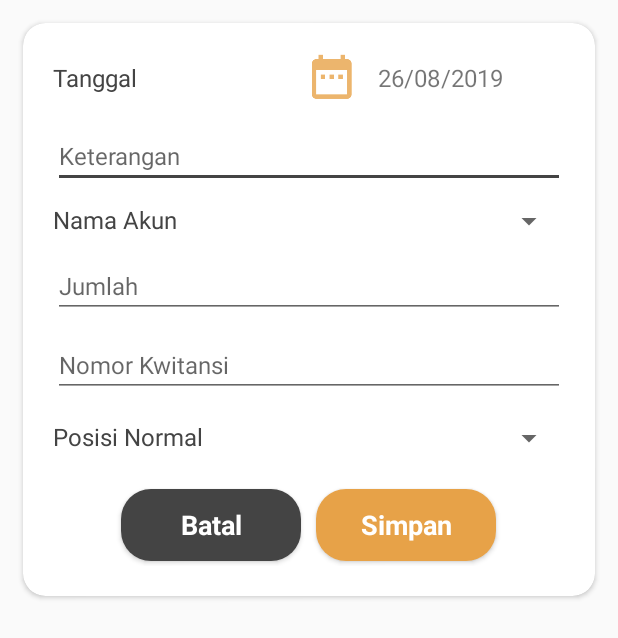
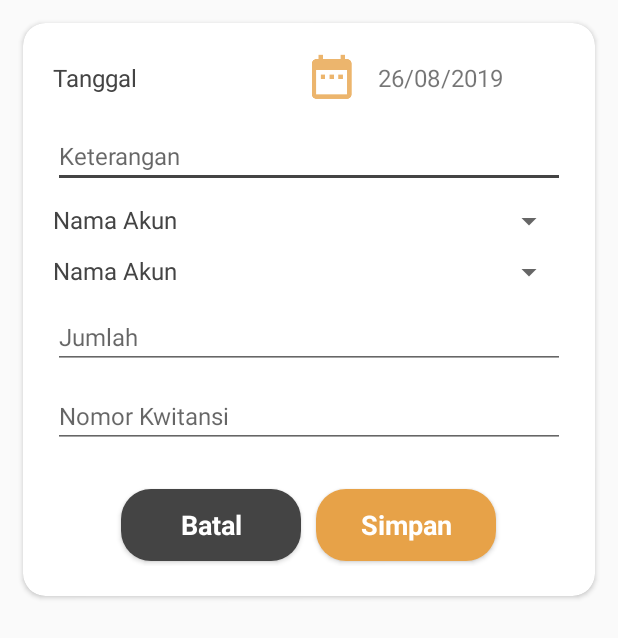
Before and after one commit to ardiarahma/SIKBumdes, an Android app: the layout add_jurnal_debit.xml on its own in the app's theme, with its tools: preview values and no code run, on a phone screen of 412 x 824 dp. Shown: the top 638 px of the screen. Run offline under Robolectric (Android 15) with nearby library versions, the phone set to English and light mode, and no system bars.

```diff
--- a/app/src/main/java/com/ardiarahma/sik_bumdesa/activities/MainActivity.java
+++ b/app/src/main/java/com/ardiarahma/sik_bumdesa/activities/MainActivity.java
@@ -41,7 +41,7 @@ public class MainActivity extends AppCompatActivity
         Toolbar toolbar = (Toolbar) findViewById(R.id.toolbar);
         setSupportActionBar(toolbar);
 
-        this.setTitle("Dashboard");
+        this.setTitle("SIK Bumdes");
 
         drawer = (DrawerLayout) findViewById(R.id.drawer_layout);
         ActionBarDrawerToggle toggle = new ActionBarDrawerToggle(
--- a/app/src/main/java/com/ardiarahma/sik_bumdesa/activities/dashboard/OneOfFragment.java
+++ b/app/src/main/java/com/ardiarahma/sik_bumdesa/activities/dashboard/OneOfFragment.java
@@ -34,7 +34,7 @@ public class OneOfFragment extends Fragment {
     public View onCreateView(LayoutInflater inflater, ViewGroup container,
                              Bundle savedInstanceState) {
         // Inflate the layout for this fragment
-        View v = inflater.inflate(R.layout.fragment_one_of, container, false);
+        View v = inflater.inflate(R.layout.fragment_one_of, container, true);
         final RecyclerView rv = v.findViewById(R.id.rv_jurnal);
         JurnalAdapter adapter = new JurnalAdapter(getContext(), jurnals);
         LinearLayoutManager linearLayoutManager = new LinearLayoutManager(getContext(), LinearLayoutManager.VERTICAL,
@@ -46,7 +46,7 @@ public class OneOfFragment extends Fragment {
     }
 
     @Override
-    public void onCreate(@Nullable Bundle savedInstanceState) {
+    public void onCreate(Bundle savedInstanceState) {
         super.onCreate(savedInstanceState);
 
         jurnals = new ArrayList<>();
--- a/app/src/main/res/layout/add_jurnal_debit.xml
+++ b/app/src/main/res/layout/add_jurnal_debit.xml
@@ -76,7 +76,30 @@
                 android:textSize="16dp" />
 
             <Spinner
-                android:id="@+id/childAcc_spinner"
+                android:id="@+id/debit_spinner"
+                android:layout_width="0dp"
+                android:layout_height="wrap_content"
+                android:layout_weight="0.5" />
+
+        </LinearLayout>
+
+        <LinearLayout
+            android:id="@+id/linear5"
+            android:layout_width="match_parent"
+            android:layout_height="wrap_content"
+            android:layout_marginBottom="10dp"
+            android:orientation="horizontal">
+
+            <TextView
+                android:layout_width="0dp"
+                android:layout_height="wrap_content"
+                android:layout_weight="0.5"
+                android:text="Nama Akun"
+                android:textColor="@color/three"
+                android:textSize="16dp" />
+
+            <Spinner
+                android:id="@+id/kredit_spinner"
                 android:layout_width="0dp"
                 android:layout_height="wrap_content"
                 android:layout_weight="0.5" />
@@ -99,28 +122,28 @@
             android:hint="Nomor Kwitansi"
             android:textSize="16dp" />
 
-        <LinearLayout
-            android:id="@+id/linear3"
-            android:layout_width="match_parent"
-            android:layout_height="wrap_content"
-            android:layout_marginBottom="10dp"
-            android:orientation="horizontal">
+        <!--<LinearLayout-->
+            <!--android:id="@+id/linear3"-->
+            <!--android:layout_width="match_parent"-->
+            <!--android:layout_height="wrap_content"-->
+            <!--android:layout_marginBottom="10dp"-->
+            <!--android:orientation="horizontal">-->
 
-            <TextView
-                android:layout_width="0dp"
-                android:layout_height="wrap_content"
-                android:layout_weight="0.5"
-                android:text="Posisi Normal"
-                android:textColor="@color/three"
-                android:textSize="16dp" />
+            <!--<TextView-->
+                <!--android:layout_width="0dp"-->
+                <!--android:layout_height="wrap_content"-->
+                <!--android:layout_weight="0.5"-->
+                <!--android:text="Posisi Normal"-->
+                <!--android:textColor="@color/three"-->
+                <!--android:textSize="16dp" />-->
 
-            <Spinner
-                android:id="@+id/posisi_spinner"
-                android:layout_width="0dp"
-                android:layout_height="wrap_content"
-                android:layout_weight="0.5" />
+            <!--<Spinner-->
+                <!--android:id="@+id/posisi_spinner"-->
+                <!--android:layout_width="0dp"-->
+                <!--android:layout_height="wrap_content"-->
+                <!--android:layout_weight="0.5" />-->
 
-        </LinearLayout>
+        <!--</LinearLayout>-->
 
         <LinearLayout
             android:layout_width="match_parent"
```
Also changed, not shown: app/src/main/java/com/ardiarahma/sik_bumdesa/activities/dashboard/JurnalActivity.java (+46 -2 lines).
